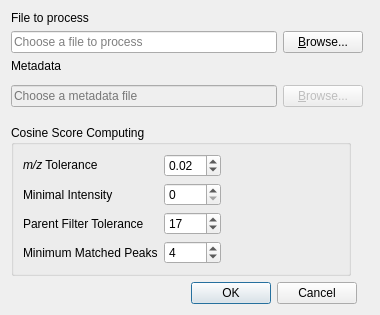
Above: lib/ui/open_file_dialog.ui from metgem/metgem before the change. Below: the same form after it.
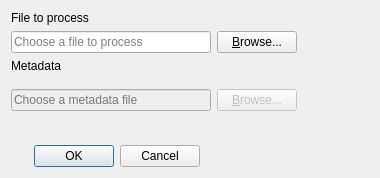
That is the form after the change. Icons and pictures are not drawn.

```diff
--- a/lib/ui/open_file_dialog.ui
+++ b/lib/ui/open_file_dialog.ui
@@ -10,7 +10,7 @@
     <x>0</x>
     <y>0</y>
     <width>380</width>
-    <height>286</height>
+    <height>178</height>
    </rect>
   </property>
   <property name="sizePolicy">
@@ -23,107 +23,6 @@
    <string>Open File</string>
   </property>
   <layout class="QGridLayout" name="gridLayout_2">
-   <item row="7" column="0">
-    <widget class="QGroupBox" name="groupBox_4">
-     <property name="minimumSize">
-      <size>
-       <width>0</width>
-       <height>0</height>
-      </size>
-     </property>
-     <property name="title">
-      <string>Cosine Score Computing</string>
-     </property>
-     <layout class="QGridLayout" name="gridLayout">
-      <item row="3" column="1">
-       <widget class="QSpinBox" name="spinMinIntensity">
-        <property name="enabled">
-         <bool>true</bool>
-        </property>
-       </widget>
-      </item>
-      <item row="5" column="0" rowspan="2">
-       <widget class="QLabel" name="label_6">
-        <property name="text">
-         <string>Minimum Matched Peaks</string>
-        </property>
-       </widget>
-      </item>
-      <item row="2" column="0">
-       <widget class="QLabel" name="label_3">
-        <property name="font">
-         <font>
-          <italic>false</italic>
-         </font>
-        </property>
-        <property name="text">
-         <string>&lt;i&gt;m/z&lt;/i&gt; Tolerance</string>
-        </property>
-       </widget>
-      </item>
-      <item row="5" column="1" rowspan="2">
-       <widget class="QSpinBox" name="spinMinMatchedPeaks">
-        <property name="enabled">
-         <bool>true</bool>
-        </property>
-        <property name="value">
-         <number>4</number>
-        </property>
-       </widget>
-      </item>
-      <item row="3" column="0">
-       <widget class="QLabel" name="label_4">
-        <property name="text">
-         <string>Minimal Intensity</string>
-        </property>
-       </widget>
-      </item>
-      <item row="4" column="0">
-       <widget class="QLabel" name="label_5">
-        <property name="text">
-         <string>Parent Filter Tolerance</string>
-        </property>
-       </widget>
-      </item>
-      <item row="4" column="1">
-       <widget class="QSpinBox" name="spinParentFilterTolerance">
-        <property name="enabled">
-         <bool>true</bool>
-        </property>
-        <property name="value">
-         <number>17</number>
-        </property>
-       </widget>
-      </item>
-      <item row="2" column="1">
-       <widget class="QDoubleSpinBox" name="spinMZTolerance">
-        <property name="enabled">
-         <bool>true</bool>
-        </property>
-        <property name="singleStep">
-         <double>0.010000000000000</double>
-        </property>
-        <property name="value">
-         <double>0.020000000000000</double>
-        </property>
-       </widget>
-      </item>
-      <item row="2" column="2">
-       <spacer name="horizontalSpacer">
-        <property name="orientation">
-         <enum>Qt::Horizontal</enum>
-        </property>
-        <property name="sizeHint" stdset="0">
-         <size>
-          <width>40</width>
-          <height>20</height>
-         </size>
-        </property>
-       </spacer>
-      </item>
-     </layout>
-    </widget>
-   </item>
    <item row="0" column="3" rowspan="8">
     <widget class="QWidget" name="wgAdvancedOptions" native="true"/>
    </item>
```
Left out of the diff: 4 changed lines with no effect on the pictures.
